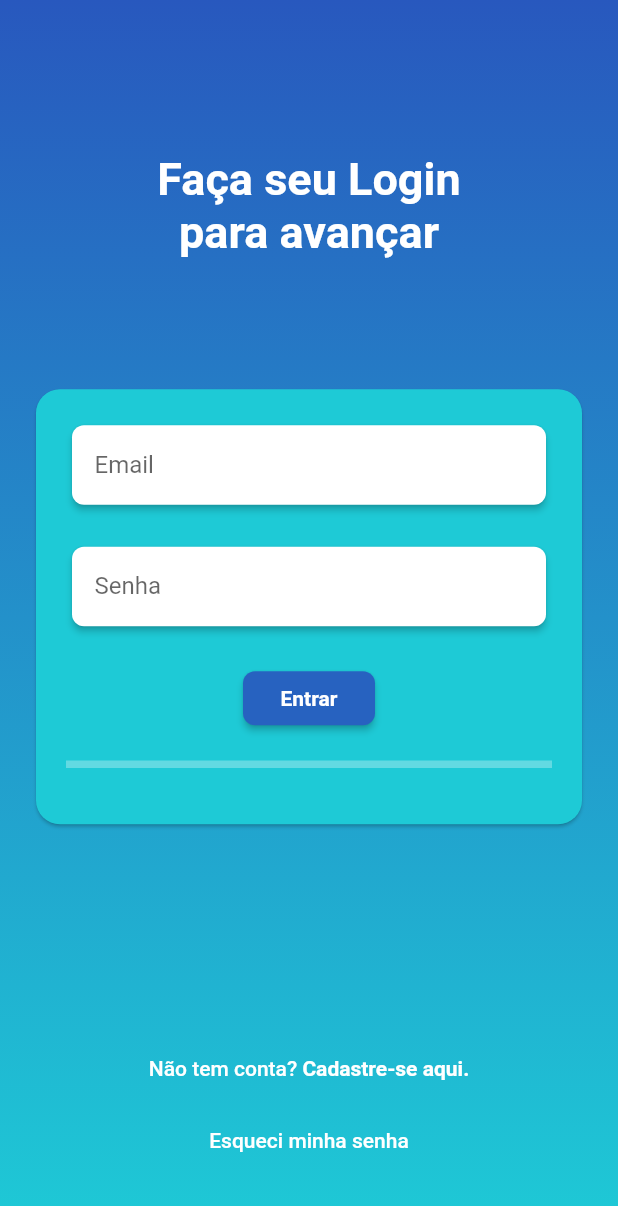
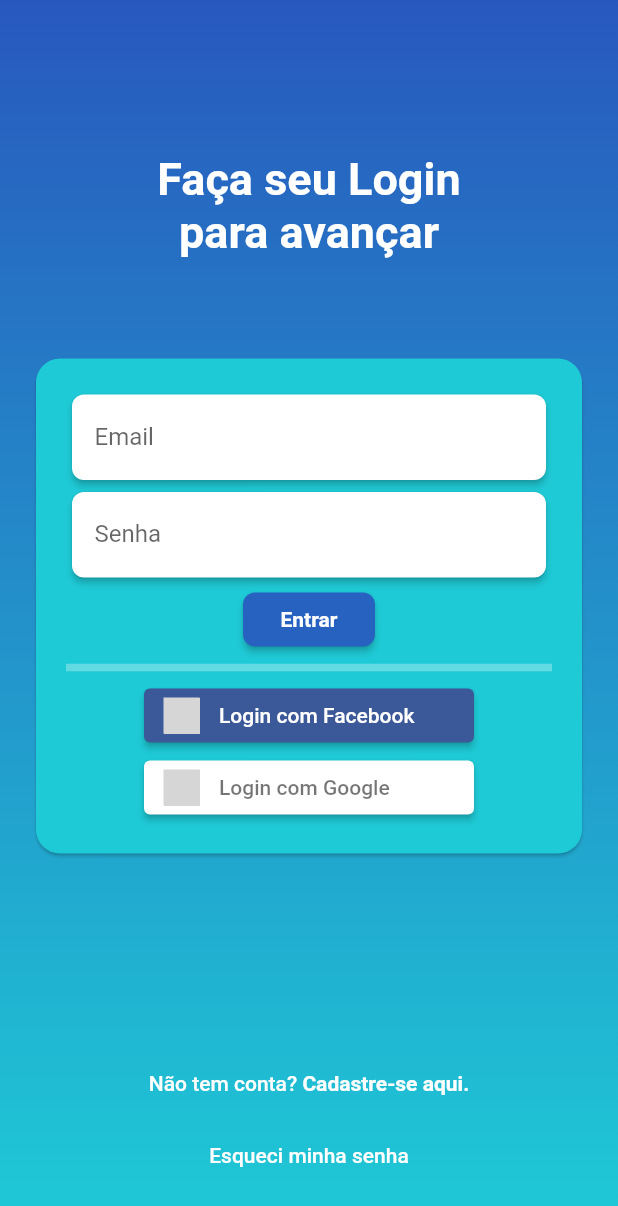
Before and after one commit to edwardcosta/ConfesseJa, a Flutter app: the screen it shows after launch, on a phone screen of 412 x 824 dp. Shown: the top 1206 px of the screen. Run offline on Flutter 3.47's test engine with Material 2 defaults, Android fonts, the light colour scheme and no system bars; our stand-ins replace cached_network_image, cloud_firestore, dots_indicator, email_validator, firebase_auth, flutter_signin_button and 3 more; accounts and stored records are empty; statements that could not run were skipped; project files that could hold a hidden picture were left out; grey boxes are pictures that could not be loaded.

Commit message:
login layout

```diff
--- a/lib/main.dart
+++ b/lib/main.dart
@@ -32,16 +32,27 @@ class MyApp extends StatelessWidget {
           primaryColor: AppColors.ACCENT,
           accentColor: AppColors.PRIMARY,
           bottomAppBarColor: AppColors.MENU,
-          buttonColor: AppColors.BUTTON_1,
+          cardColor: AppColors.ACCENT,
+          buttonTheme: ButtonThemeData(
+            buttonColor: AppColors.BUTTON_1,
+            textTheme: ButtonTextTheme.primary
+          )
         ),
-        darkTheme: ThemeData(
+        /*darkTheme: ThemeData(
           fontFamily: 'KozukaGothicPro',
+          textTheme: TextTheme(
+            headline1: TextStyle(
+                fontSize: 30, fontWeight: FontWeight.bold, color: Colors.white),
+            bodyText1: TextStyle(color: Colors.white),
+            bodyText2:
+                TextStyle(color: Colors.white, fontWeight: FontWeight.bold),
+          ),
           brightness: Brightness.dark,
           primaryColor: AppColors.PRIMARY,
           accentColor: AppColors.ACCENT,
           bottomAppBarColor: AppColors.MENU,
           buttonColor: AppColors.BUTTON_1,
-        ),
+        ),*/
       ),
     );
   }
--- a/lib/res/strings.dart
+++ b/lib/res/strings.dart
@@ -4,6 +4,7 @@ import 'package:flutter/material.dart';
 class AppStrings {
   static const String APP_NAME = "Confesse já!";
 
+  static const String REGISTER_TITLE = "Faça seu Login\npara avançar";
   static const String REGISTER_EMAIL = "Email";
   static const String REGISTER_PASSWORD = "Senha";
   static const String REGISTER_RETYPE_PASSWORD = "Reescreva a senha";
@@ -23,6 +24,8 @@ class AppStrings {
   static const String REGISTER_PASSWORD_MATCH = "Senhas diferentes";
   static const String REGISTER_SIGNUP = "Cadastrar";
   static const String REGISTER_SIGNUP_ERROR = "Falha ao criar conta";
+  static const String REGISTER_FACEBOOK_BUTTON = "Login com Facebook";
+  static const String REGISTER_GOOGLE_BUTTON = "Login com Google";
 
   static const List<String> PROFILE_CHOOSER = ["Penitente","Igreja","Confessor"];
 
--- a/lib/screens/authenticate/login.dart
+++ b/lib/screens/authenticate/login.dart
@@ -2,9 +2,12 @@ import 'package:confesseja/res/strings.dart';
 import 'package:confesseja/utils/services/auth.dart';
 import 'package:email_validator/email_validator.dart';
 import 'package:flutter/material.dart';
+import 'package:flutter_signin_button/button_view.dart';
+import 'package:flutter_signin_button/flutter_signin_button.dart';
 
 class Login extends StatefulWidget {
   final Function toggleView;
+
   Login({this.toggleView});
 
   @override
@@ -26,9 +29,10 @@ class _LoginState extends State<Login> {
           gradient: LinearGradient(
               begin: Alignment.topCenter,
               end: Alignment.bottomCenter,
-              colors: [Theme.of(context).accentColor,Theme.of(context).primaryColor]
-          )
-      ),
+              colors: [
+            Theme.of(context).accentColor,
+            Theme.of(context).primaryColor
+          ])),
       child: Scaffold(
         backgroundColor: Colors.transparent,
         body: Stack(
@@ -39,11 +43,10 @@ class _LoginState extends State<Login> {
               top: 102,
               child: Center(
                   child: Text(
-                    "Faça seu Login\npara avançar",
+                AppStrings.REGISTER_TITLE,
                 textAlign: TextAlign.center,
                 style: Theme.of(context).textTheme.headline1,
-                  )
-              ),
+              )),
             ),
             Center(
               child: Container(
@@ -58,8 +61,8 @@ class _LoginState extends State<Login> {
                         borderRadius: BorderRadius.circular(16),
                       ),
                       child: Container(
-                      padding:
-                          EdgeInsets.symmetric(vertical: 20.0, horizontal: 20.0),
+                        padding: EdgeInsets.symmetric(
+                            vertical: 20.0, horizontal: 20.0),
                         child: Form(
                           key: _formKey,
                           child: Column(
@@ -67,12 +70,14 @@ class _LoginState extends State<Login> {
                             children: <Widget>[
                               Card(
                                 elevation: 2.0,
+                                color: Colors.white,
                                 shape: RoundedRectangleBorder(
                                   borderRadius: BorderRadius.circular(8),
                                 ),
                                 child: TextFormField(
                                   validator: (val) {
-                                  if (val.isEmpty) return AppStrings.REGISTER_EMPTY;
+                                    if (val.isEmpty)
+                                      return AppStrings.REGISTER_EMPTY;
                                     if (!EmailValidator.validate(val))
                                       return AppStrings.REGISTER_INVALID_EMAIL;
                                     return null;
@@ -85,7 +90,10 @@ class _LoginState extends State<Login> {
                                     errorBorder: InputBorder.none,
                                     disabledBorder: InputBorder.none,
                                     contentPadding: EdgeInsets.only(
-                                      left: 15, bottom: 11, top: 11, right: 15),
+                                        left: 15,
+                                        bottom: 11,
+                                        top: 11,
+                                        right: 15),
                                   ),
                                   onChanged: (val) {
                                     setState(() {
@@ -94,17 +102,16 @@ class _LoginState extends State<Login> {
                                   },
                                 ),
                               ),
-                            SizedBox(
-                              height: 20.0,
-                            ),
                               Card(
                                 elevation: 2.0,
+                                color: Colors.white,
                                 shape: RoundedRectangleBorder(
                                   borderRadius: BorderRadius.circular(8),
                                 ),
                                 child: TextFormField(
                                   validator: (val) {
-                                  if (val.isEmpty) return AppStrings.REGISTER_EMPTY;
+                                    if (val.isEmpty)
+                                      return AppStrings.REGISTER_EMPTY;
                                     return null;
                                   },
                                   obscureText: true,
@@ -116,7 +123,10 @@ class _LoginState extends State<Login> {
                                     errorBorder: InputBorder.none,
                                     disabledBorder: InputBorder.none,
                                     contentPadding: EdgeInsets.only(
-                                      left: 15, bottom: 11, top: 11, right: 15),
+                                        left: 15,
+                                        bottom: 11,
+                                        top: 11,
+                                        right: 15),
                                   ),
                                   onChanged: (val) {
                                     setState(() {
@@ -125,14 +135,10 @@ class _LoginState extends State<Login> {
                                   },
                                 ),
                               ),
-                            SizedBox(
-                              height: 20.0,
-                            ),
                               RaisedButton(
                                 shape: RoundedRectangleBorder(
-                                borderRadius: BorderRadius.circular(8)
-                              ),
-                              color: Theme.of(context).buttonColor,
+                                    borderRadius: BorderRadius.circular(8)),
+                                //color: Theme.of(context).buttonColor,
                                 child: Text(
                                   AppStrings.REGISTER_LOGIN,
                                   style: Theme.of(context).textTheme.bodyText2,
@@ -142,8 +148,8 @@ class _LoginState extends State<Login> {
                                   print(email);
                                   print(password);
                                   if (_formKey.currentState.validate()) {
-                                  dynamic result =
-                                  _auth.login(email.trim(), password.trim());
+                                    dynamic result = _auth.login(
+                                        email.trim(), password.trim());
                                     if (result == null) {
                                       setState(() {
                                         error = AppStrings.REGISTER_LOGIN_ERROR;
@@ -154,8 +160,17 @@ class _LoginState extends State<Login> {
                               ),
                               const Divider(
                                 color: Colors.white30,
-                              height: 40,
                                 thickness: 5,
+                              ),
+                              SignInButton(
+                                Buttons.Facebook,
+                                text: AppStrings.REGISTER_FACEBOOK_BUTTON,
+                                onPressed: () {},
+                              ),
+                              SignInButton(
+                                Buttons.Google,
+                                text: AppStrings.REGISTER_GOOGLE_BUTTON,
+                                onPressed: () {},
                               )
                             ],
                           ),
@@ -173,19 +188,23 @@ class _LoginState extends State<Login> {
             Positioned(
               left: 0,
               right: 0,
-              bottom: 40,
+              bottom: 30,
               child: Center(
                 child: Column(
                   children: [
                     FlatButton(
-                      child: Row(mainAxisSize: MainAxisSize.min, children: <Widget>[
+                      child: Row(
+                          mainAxisSize: MainAxisSize.min,
+                          children: <Widget>[
                             Text(
                               AppStrings.REGISTER_NOT_REGISTERED,
                               style: Theme.of(context).textTheme.bodyText1,
                             ),
                             Text(' '),
-                        Text(AppStrings.REGISTER_GOTO_SIGNUP,
-                            style: Theme.of(context).textTheme.bodyText2,)
+                            Text(
+                              AppStrings.REGISTER_GOTO_SIGNUP,
+                              style: Theme.of(context).textTheme.bodyText2,
+                            )
                           ]),
                       onPressed: () {
                         widget.toggleView();
```
Also changed, not shown: pubspec.yaml (+11 -1 lines), assets/launcher/icon.png (added), assets/launcher/icon_background.png (added), assets/launcher/icon_foreground.png (added), fonts/kozuka-gothic-pro-h.ttf (deleted), pubspec.lock, 33 other files. Lines whose indentation alone changed are shown as unchanged.
